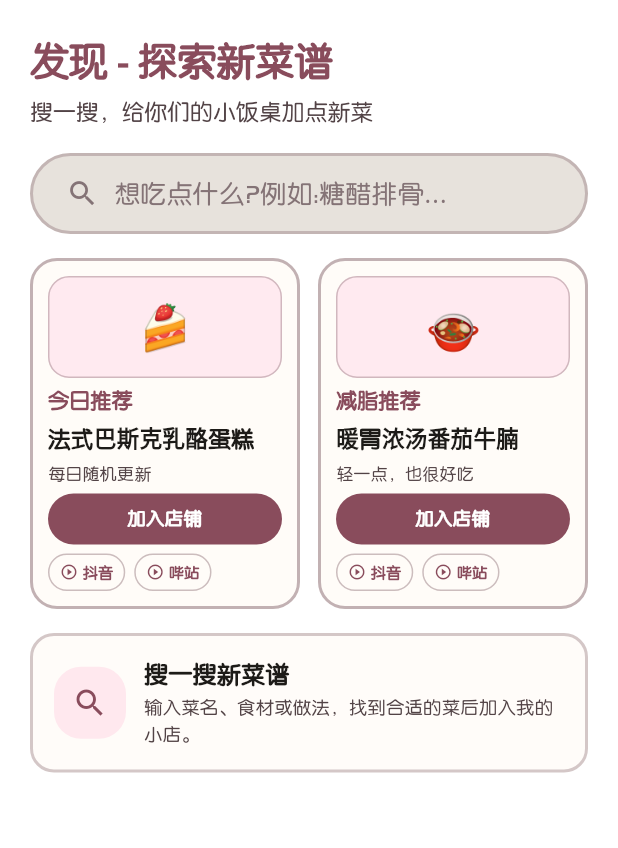
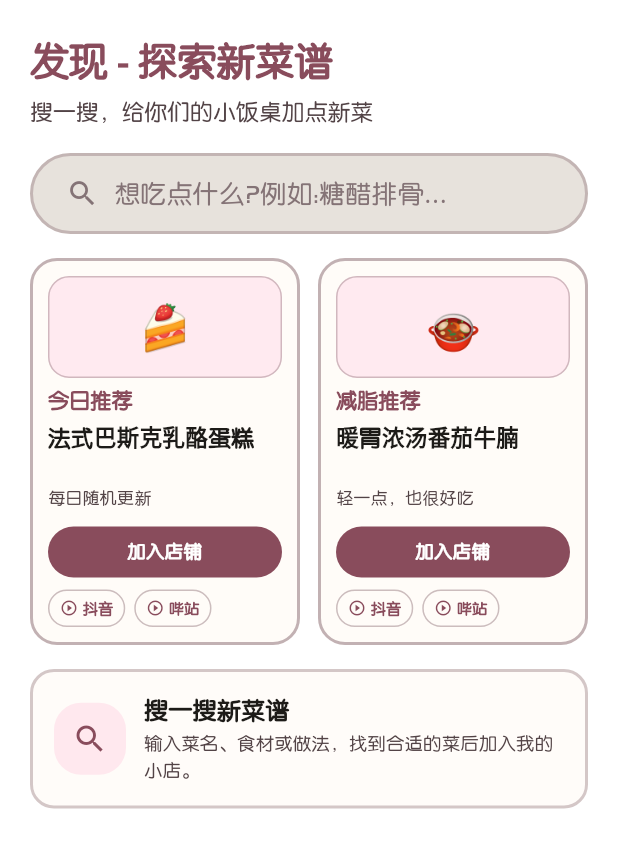
Before and after one commit to smawdf/-app, a Flutter app: the DiscoverPage widget shown alone on an empty page, opened directly with empty values, on a phone screen of 412 x 824 dp. Shown: the top 848 px of the screen. Run offline on Flutter 3.47's test engine with Material 3 defaults, Android fonts, the phone set to English and light mode, and no system bars; our stand-ins replace dio, flutter_animate, supabase_flutter; missing offline and left inert: liquid_glass_widgets; accounts and stored records are empty.

Commit message:
style(discover): 两张推荐卡对齐
菜名与副标题改为固定高度的槽位（菜名两行位、副标题一行位），
「法式巴斯克乳酪蛋糕」这类两行菜名不再把左卡撑高，
两张卡的加入店铺按钮与抖音/哔站 chip 现在左右齐平、卡底等高。

```diff
--- a/lib/ui/pages/discover_page.dart
+++ b/lib/ui/pages/discover_page.dart
@@ -772,8 +772,12 @@ class _DiscoverPageState extends State<DiscoverPage> {
                 fontWeight: FontWeight.w900,
               ),
             ),
-            const SizedBox(height: 6),
-            Text(
+            const SizedBox(height: 5),
+            // 固定两行菜名位：两张推荐卡菜名长短不一（「法式巴斯克乳酪蛋糕」两行 /
+            // 「暖胃浓汤番茄牛腩」一行），留出同样高度的槽位，按钮与 chip 才能左右对齐
+            SizedBox(
+              height: 40,
+              child: Text(
                 name,
                 maxLines: 2,
                 overflow: TextOverflow.ellipsis,
@@ -784,8 +788,14 @@ class _DiscoverPageState extends State<DiscoverPage> {
                   fontWeight: FontWeight.w900,
                 ),
               ),
-            const SizedBox(height: 6),
-            Text(
+            ),
+            const SizedBox(height: 2),
+            // 固定一行副标题位，同上
+            SizedBox(
+              height: 18,
+              child: Align(
+                alignment: Alignment.centerLeft,
+                child: Text(
                   recommendation.subtitle,
                   maxLines: 1,
                   overflow: TextOverflow.ellipsis,
@@ -793,13 +803,15 @@ class _DiscoverPageState extends State<DiscoverPage> {
                     color: CozyPalette.onSurfaceVariant,
                   ),
                 ),
-            const SizedBox(height: 6),
+              ),
+            ),
+            const SizedBox(height: 10),
             _SquishyDiscoverButton(
               text: added ? '已在店铺' : '加入店铺',
               enabled: !added,
               onTap: () => _addToShop(recipe),
             ),
-            const SizedBox(height: 6),
+            const SizedBox(height: 8),
             // 原生 RecommendationVideoLinks：文案「抖音」/「哔站」，间距 6
             // 卡片只有 ~140dp 内宽，用 dense 让两个 chip 排在一行而不是折成两行
             Wrap(
```
Lines whose indentation alone changed are shown as unchanged.
